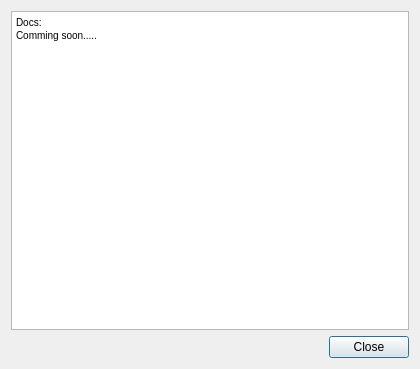
This is ui/dialog_w.ui in Negrov/Compiler as Qt 5 draws it before an edit. The edited form follows.
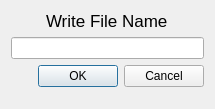
This is the edited form.

The edit to the form file:
```diff
--- a/ui/dialog_w.ui
+++ b/ui/dialog_w.ui
@@ -6,42 +6,52 @@
    <rect>
     <x>0</x>
     <y>0</y>
-    <width>420</width>
-    <height>369</height>
+    <width>215</width>
+    <height>109</height>
    </rect>
   </property>
   <property name="windowTitle">
    <string>Dialog</string>
   </property>
   <layout class="QVBoxLayout" name="verticalLayout">
-   <item>
-    <widget class="QTextBrowser" name="textBrowser">
-     <property name="frameShape">
-      <enum>QFrame::StyledPanel</enum>
+   <item alignment="Qt::AlignHCenter">
+    <widget class="QLabel" name="label">
+     <property name="font">
+      <font>
+       <pointsize>13</pointsize>
+      </font>
      </property>
-     <property name="frameShadow">
-      <enum>QFrame::Sunken</enum>
-     </property>
-     <property name="html">
-      <string>&lt;!DOCTYPE HTML PUBLIC &quot;-//W3C//DTD HTML 4.0//EN&quot; &quot;http://www.w3.org/TR/REC-html40/strict.dtd&quot;&gt;
-&lt;html&gt;&lt;head&gt;&lt;meta name=&quot;qrichtext&quot; content=&quot;1&quot; /&gt;&lt;style type=&quot;text/css&quot;&gt;
-p, li { white-space: pre-wrap; }
-&lt;/style&gt;&lt;/head&gt;&lt;body style=&quot; font-family:'MS Shell Dlg 2'; font-size:7.8pt; font-weight:400; font-style:normal;&quot;&gt;
-&lt;p style=&quot; margin-top:0px; margin-bottom:0px; margin-left:0px; margin-right:0px; -qt-block-indent:0; text-indent:0px;&quot;&gt;Docs:&lt;/p&gt;
-&lt;p style=&quot; margin-top:0px; margin-bottom:0px; margin-left:0px; margin-right:0px; -qt-block-indent:0; text-indent:0px;&quot;&gt;Comming soon.....&lt;/p&gt;&lt;/body&gt;&lt;/html&gt;</string>
+     <property name="text">
+      <string>Write File Name</string>
      </property>
     </widget>
    </item>
+   <item>
+    <widget class="QLineEdit" name="namefile"/>
+   </item>
    <item>
     <widget class="QDialogButtonBox" name="buttonBox">
      <property name="orientation">
       <enum>Qt::Horizontal</enum>
      </property>
      <property name="standardButtons">
-      <set>QDialogButtonBox::Close</set>
+      <set>QDialogButtonBox::Cancel|QDialogButtonBox::Ok</set>
      </property>
     </widget>
    </item>
+   <item>
+    <spacer name="verticalSpacer">
+     <property name="orientation">
+      <enum>Qt::Vertical</enum>
+     </property>
+     <property name="sizeHint" stdset="0">
+      <size>
+       <width>20</width>
+       <height>40</height>
+      </size>
+     </property>
+    </spacer>
+   </item>
   </layout>
  </widget>
  <resources/>
```
